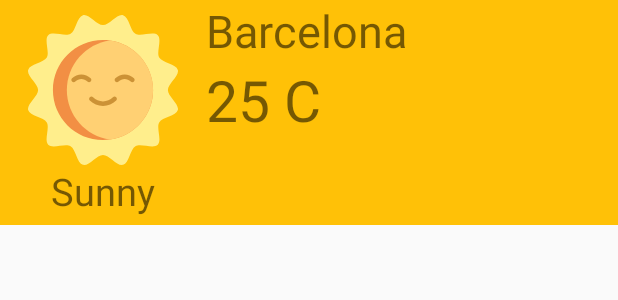
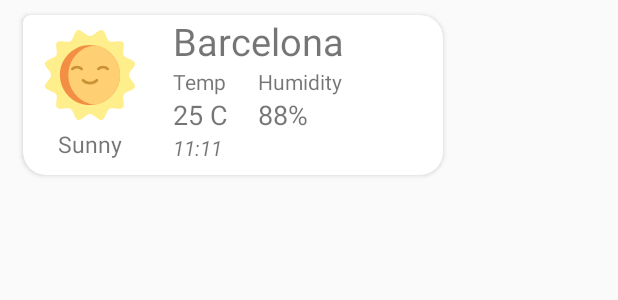
Before and after one commit to Dannyang27/VoiceAssistant, an Android app: the layout weather_viewholder.xml on its own in the app's theme, with its tools: preview values and no code run, on a phone screen of 412 x 824 dp. Shown: the top 300 px of the screen. Run offline under Robolectric (Android 15) with nearby library versions, the phone set to English and light mode, and no system bars.

Commit message:
CardView ViewHolder added to return info based on current weather

```diff
--- a/app/src/main/java/com/example/voiceassistant/Adapter/ChatAdapter.kt
+++ b/app/src/main/java/com/example/voiceassistant/Adapter/ChatAdapter.kt
@@ -4,16 +4,23 @@ import android.support.v7.widget.RecyclerView
 import android.view.LayoutInflater
 import android.view.View
 import android.view.ViewGroup
+import com.example.voiceassistant.Enums.MessageTypes
 import com.example.voiceassistant.Enums.Sender
 import com.example.voiceassistant.Model.Message
 import com.example.voiceassistant.R
 import com.example.voiceassistant.Viewholder.BotMessageViewHolder
 import com.example.voiceassistant.Viewholder.UserMessageViewHolder
+import com.example.voiceassistant.Viewholder.WeatherCardViewHolder
 
 class ChatAdapter( val messages: MutableList<Message>) : RecyclerView.Adapter<RecyclerView.ViewHolder>(){
 
     override fun getItemViewType(position: Int): Int {
         var viewType: Int
+
+        if(messages[position].type == MessageTypes.WEATHER_CARD){
+            return 2
+        }
+
         if(messages[position].sender == Sender.USER){
             viewType = 0
         }else{
@@ -34,6 +41,10 @@ class ChatAdapter( val messages: MutableList<Message>) : RecyclerView.Adapter<Re
                 view = LayoutInflater.from(parent.context).inflate(R.layout.bot_message, parent, false)
                 return BotMessageViewHolder(view)
             }
+            2 -> {
+                view = LayoutInflater.from(parent.context).inflate(R.layout.weather_viewholder, parent, false)
+                return WeatherCardViewHolder(view)
+            }
         }
         // TODO dont know what to return, default one
         return UserMessageViewHolder(view!!)
@@ -41,12 +52,22 @@ class ChatAdapter( val messages: MutableList<Message>) : RecyclerView.Adapter<Re
 
     override fun onBindViewHolder(holder: RecyclerView.ViewHolder, position: Int) {
         val message = messages[position]
-        if(holder is UserMessageViewHolder){
-            holder.userText?.text = message.body
-        }else if(holder is BotMessageViewHolder){
-            holder.botText?.text = message.body
+
+        when(holder){
+            is UserMessageViewHolder -> {
+                holder.userText?.text = message.body
+            }
+
+            is BotMessageViewHolder -> {
+                holder.botText?.text = message.body
+            }
+
+            is WeatherCardViewHolder ->{
+                //TODO
+            }
         }
     }
 
+
     override fun getItemCount() = messages.size
 }
--- a/app/src/main/java/com/example/voiceassistant/MainActivityFragment/VoiceAssistanceFragment.kt
+++ b/app/src/main/java/com/example/voiceassistant/MainActivityFragment/VoiceAssistanceFragment.kt
@@ -14,6 +14,7 @@ import android.view.View
 import android.view.ViewGroup
 import android.widget.ImageButton
 import com.example.voiceassistant.Adapter.ChatAdapter
+import com.example.voiceassistant.Enums.MessageTypes
 import com.example.voiceassistant.Enums.Sender
 import com.example.voiceassistant.Model.GoogleSpeaker
 import com.example.voiceassistant.Model.Message
@@ -79,6 +80,7 @@ class VoiceAssistanceFragment : Fragment(), RecognitionListener{
 
         val voiceText = VoiceController.processVoiceInput(voiceInput)
         addMessage(Message(messages.size, Sender.BOT, voiceText))
+        addMessage(Message(messages.size, Sender.BOT, "", MessageTypes.WEATHER_CARD))
 
         googleSpeaker.speak(voiceText)
     }
--- /dev/null
+++ b/app/src/main/java/com/example/voiceassistant/Viewholder/WeatherCardViewHolder.kt
@@ -0,0 +1,14 @@
+package com.example.voiceassistant.Viewholder
+
+import android.support.v7.widget.RecyclerView
+import android.view.View
+import android.widget.ImageView
+import android.widget.TextView
+import com.example.voiceassistant.R
+
+class WeatherCardViewHolder(view : View) : RecyclerView.ViewHolder(view){
+    val weatherPic = view.findViewById<ImageView>(R.id.weather_pic)
+    val climaText = view.findViewById<TextView>(R.id.clima_text)
+    val city = view.findViewById<TextView>(R.id.weather_cardview_city)
+    val temperature = view.findViewById<TextView>(R.id.weather_cardview_temp)
+}
--- a/app/src/main/res/layout/weather_viewholder.xml
+++ b/app/src/main/res/layout/weather_viewholder.xml
@@ -2,48 +2,102 @@
 <LinearLayout
         xmlns:android="http://schemas.android.com/apk/res/android"
         xmlns:app="http://schemas.android.com/apk/res-auto"
-        android:layout_width="match_parent"
-        android:layout_height="150dp"
+        android:layout_width="280dp"
+        android:layout_height="wrap_content"
         android:orientation="horizontal"
-        android:background="@color/colorAccent">
+        android:background="@drawable/bot_message"
+        android:elevation="2dp"
+        android:layout_marginVertical="10dp"
+        android:layout_marginLeft="15dp"
+        android:layout_marginRight="60dp">
 
 
     <RelativeLayout
             android:orientation="vertical"
             android:layout_width="0dp"
-            android:layout_height="match_parent"
+            android:layout_height="wrap_content"
             android:layout_weight="2">
         <ImageView
                 android:id="@+id/weather_pic"
-                android:layout_width="100dp"
-                android:layout_height="100sp"
+                android:layout_width="60dp"
+                android:layout_height="60sp"
                 app:srcCompat="@drawable/sunny"
                 android:layout_centerHorizontal="true"
                 android:layout_marginTop="10dp"/>
         <TextView
+                android:id="@+id/clima_text"
                 android:text="Sunny"
                 android:layout_width="match_parent"
                 android:layout_height="wrap_content"
                 android:layout_below="@id/weather_pic"
                 android:gravity="center"
-                android:textSize="25sp"/>
+                android:textSize="15sp"
+                android:layout_marginTop="5dp"
+                android:layout_marginBottom="10dp"/>
     </RelativeLayout>
     <LinearLayout
             android:orientation="vertical"
             android:layout_width="0dp"
-            android:layout_height="match_parent"
-            android:layout_weight="4">
+            android:layout_height="wrap_content"
+            android:layout_weight="4"
+            android:layout_marginLeft="10dp">
         <TextView
                 android:text="@string/weather_city"
                 android:layout_width="match_parent"
                 android:layout_height="wrap_content"
                 android:id="@+id/weather_cardview_city"
-                android:textSize="30sp"/>
-        <TextView
-                android:text="@string/weather_temp"
+                android:textSize="25sp"/>
+        <LinearLayout
+                android:orientation="horizontal"
                 android:layout_width="match_parent"
-                android:layout_height="wrap_content"
-                android:id="@+id/weather_cardview_temp"
-                android:textSize="38sp"/>
+                android:layout_height="match_parent">
+            <LinearLayout
+                    android:orientation="vertical"
+                    android:layout_width="wrap_content"
+                    android:layout_height="match_parent">
+                <TextView
+                        android:text="@string/temp"
+                        android:layout_width="match_parent"
+                        android:layout_height="wrap_content"/>
+                <TextView
+                        android:text="@string/weather_temp"
+                        android:layout_width="match_parent"
+                        android:layout_height="wrap_content"
+                        android:id="@+id/weather_cardview_temp"
+                        android:textSize="18sp"/>
+            </LinearLayout>
+            <LinearLayout
+                    android:orientation="vertical"
+                    android:layout_width="wrap_content"
+                    android:layout_height="match_parent"
+                    android:layout_marginLeft="20dp">
+                <TextView
+                        android:text="@string/humidity"
+                        android:layout_width="match_parent"
+                        android:layout_height="wrap_content"
+                        android:id="@+id/textView4"/>
+                <TextView
+                        android:text="@string/weather_humidity"
+                        android:layout_width="match_parent"
+                        android:layout_height="wrap_content"
+                        android:id="@+id/weather_cardview_humidity"
+                        android:textSize="18sp"/>
+            </LinearLayout>
+        </LinearLayout>
+        <LinearLayout
+                android:orientation="vertical"
+                android:layout_width="match_parent"
+                android:layout_height="0dp"
+                android:layout_weight="1">
+
+            <TextView
+                    android:text="@string/sample_hour"
+                    android:layout_width="wrap_content"
+                    android:layout_height="wrap_content"
+                    android:id="@+id/weather_cardview_time"
+                    android:textStyle="italic"/>
+        </LinearLayout>
+
+
     </LinearLayout>
 </LinearLayout>
--- a/app/src/main/res/values/strings.xml
+++ b/app/src/main/res/values/strings.xml
@@ -86,6 +86,9 @@
     <string name="pref_default_location">Barcelona</string>
     <string name="weather_city">Barcelona</string>
     <string name="weather_temp">25 C</string>
-
+    <string name="temp">Temp</string>
+    <string name="humidity">Humidity</string>
+    <string name="weather_humidity">88%</string>
+    <string name="sample_hour">11:11</string>
 
 </resources>
```
